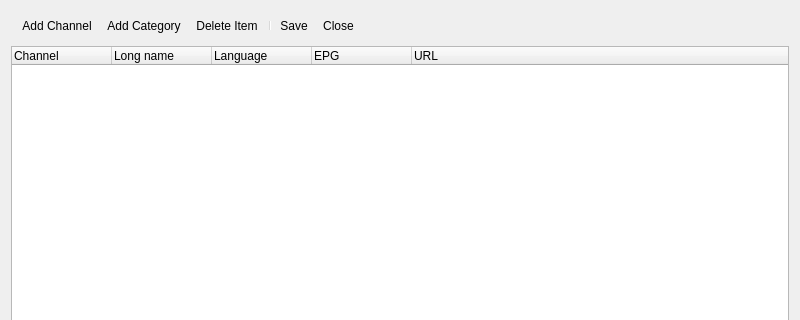
First picture: the form in ui/EditPlaylist.ui, repository ntadej/tano, before the edit; both pictures show x 0 to 800 and y 0 to 320 of the 800 by 600 pixel window.
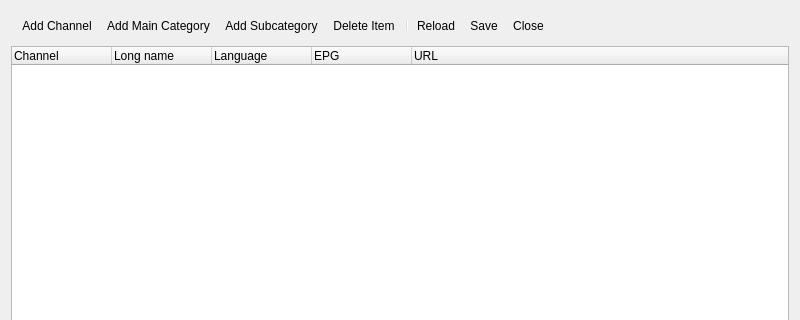
Second picture: the form after the edit. Icons and pictures are not drawn.

Diff of the .ui file:
```diff
--- a/ui/EditPlaylist.ui
+++ b/ui/EditPlaylist.ui
@@ -30,8 +30,10 @@
      </property>
      <addaction name="actionAddChannel" />
      <addaction name="actionAddCategory" />
+     <addaction name="actionAddSubCategory" />
      <addaction name="actionDelete" />
      <addaction name="separator" />
+     <addaction name="actionReload" />
      <addaction name="actionSave" />
      <addaction name="actionClose" />
     </widget>
@@ -87,7 +89,7 @@
      <normaloff>:/icons/images/folder_video.png</normaloff>:/icons/images/folder_video.png</iconset>
    </property>
    <property name="text" >
-    <string>Add Category</string>
+    <string>Add Main Category</string>
    </property>
   </action>
   <action name="actionDelete" >
@@ -117,6 +119,24 @@
     <string>Close</string>
    </property>
   </action>
+  <action name="actionReload" >
+   <property name="icon" >
+    <iconset resource="images.qrc" >
+     <normaloff>:/icons/images/refresh.png</normaloff>:/icons/images/refresh.png</iconset>
+   </property>
+   <property name="text" >
+    <string>Reload</string>
+   </property>
+  </action>
+  <action name="actionAddSubCategory" >
+   <property name="icon" >
+    <iconset resource="images.qrc" >
+     <normaloff>:/icons/images/folder_video.png</normaloff>:/icons/images/folder_video.png</iconset>
+   </property>
+   <property name="text" >
+    <string>Add Subcategory</string>
+   </property>
+  </action>
  </widget>
  <layoutdefault spacing="6" margin="11" />
  <resources>
```
